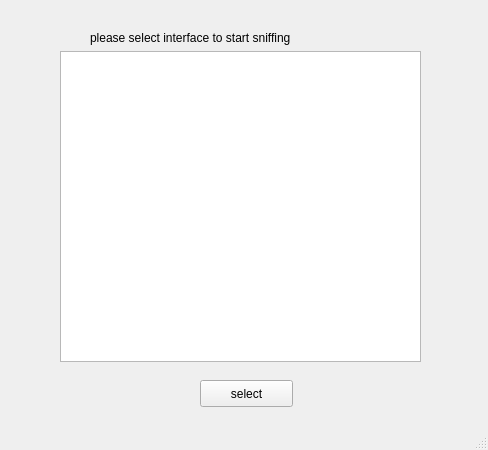
Qt form homewin.ui (SaeedAbdelWahab/Python-Packet-Sniffer) before a commit.
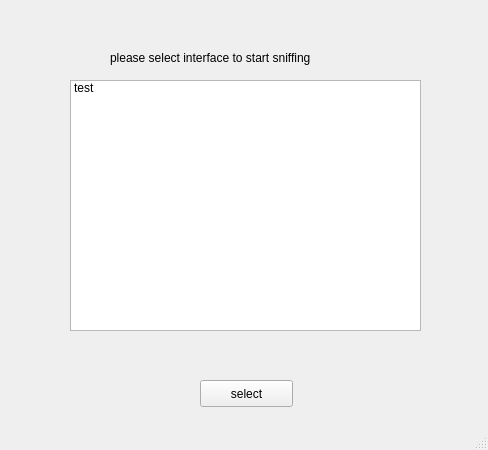
The same form after that commit.

Commit message: home_win v1.0 finished

The edit to the form file:
```diff
--- a/homewin.ui
+++ b/homewin.ui
@@ -36,22 +36,12 @@
       <string>select</string>
      </property>
     </widget>
-    <widget class="QListView" name="DeviceList">
-     <property name="geometry">
-      <rect>
-       <x>60</x>
-       <y>51</y>
-       <width>361</width>
-       <height>311</height>
-      </rect>
-     </property>
-    </widget>
     <widget class="QLabel" name="label">
      <property name="geometry">
       <rect>
-       <x>90</x>
-       <y>30</y>
-       <width>381</width>
+       <x>110</x>
+       <y>50</y>
+       <width>281</width>
        <height>16</height>
       </rect>
      </property>
@@ -59,6 +49,21 @@
       <string>please select interface to start sniffing</string>
      </property>
     </widget>
+    <widget class="QListWidget" name="DeviceList">
+     <property name="geometry">
+      <rect>
+       <x>70</x>
+       <y>80</y>
+       <width>351</width>
+       <height>251</height>
+      </rect>
+     </property>
+     <item>
+      <property name="text">
+       <string>test</string>
+      </property>
+     </item>
+    </widget>
    </widget>
   </widget>
   <widget class="QStatusBar" name="statusbar"/>
```
The commit also changes 1 other file.
